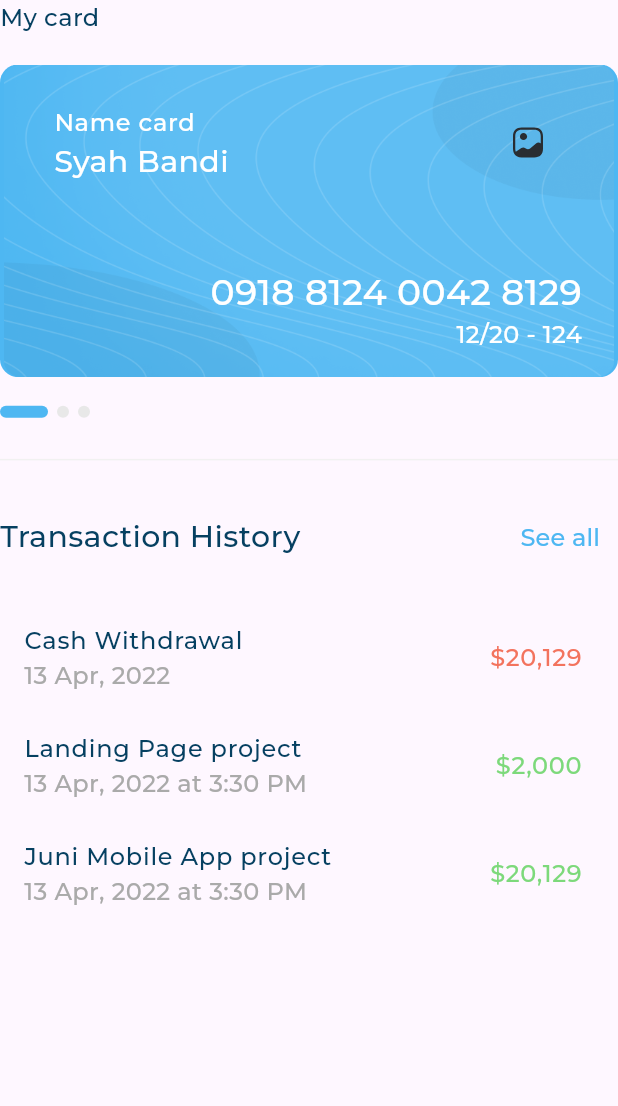
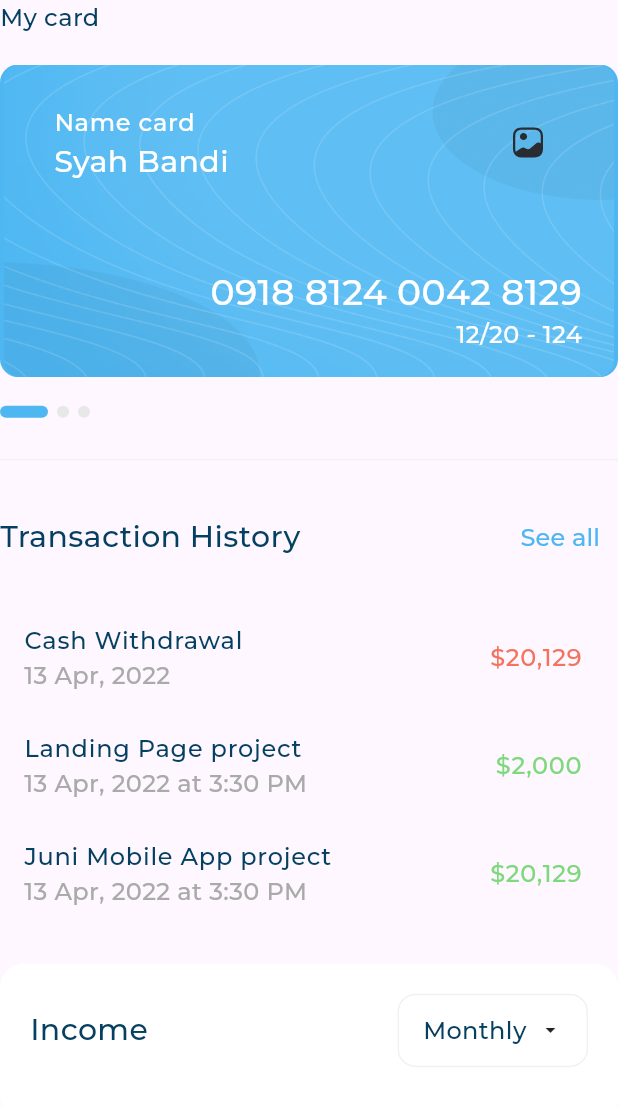
Before and after one commit to abdulmalek9/responsive_app, a Flutter app: the MobileLayOutBody widget shown alone on an empty page, opened directly, on a phone screen of 412 x 824 dp. Shown: the top 1106 px of the screen. Run offline on Flutter 3.47's test engine with Material 3 defaults, Android fonts, the phone set to English and light mode, and no system bars; drawn by our look-alikes of expandable_page_view; our stand-ins replace fl_chart, flutter_animate, flutter_svg; project files that could hold a hidden picture were left out.

Commit message:
"Added FlowChartSection to MobileLayOutBody, and dependencies for equatable and fl_chart in pubspec.yaml and pubspec.lock"

```diff
--- /dev/null
+++ b/lib/widget/button_flow_chart_header.dart
@@ -0,0 +1,32 @@
+import 'package:flutter/material.dart';
+import 'package:responsive_app/utils/app_styles.dart';
+
+class ButtonFlowChartHeader extends StatelessWidget {
+  const ButtonFlowChartHeader({
+    super.key,
+  });
+
+  @override
+  Widget build(BuildContext context) {
+    return Container(
+      padding: const EdgeInsets.symmetric(horizontal: 16, vertical: 12),
+      decoration: BoxDecoration(
+        borderRadius: BorderRadius.circular(12),
+        color: Colors.white,
+        border: Border.all(
+          color: const Color(0xFFF1F1F1),
+        ),
+      ),
+      child: Row(
+        children: [
+          Text(
+            "Monthly",
+            style: AppStyles.styleMedium16(context),
+          ),
+          const SizedBox(width: 8),
+          const Icon(Icons.arrow_drop_down, size: 16),
+        ],
+      ),
+    );
+  }
+}
--- /dev/null
+++ b/lib/widget/flow_chart_header.dart
@@ -0,0 +1,23 @@
+import 'package:flutter/material.dart';
+import 'package:responsive_app/utils/app_styles.dart';
+import 'package:responsive_app/widget/button_flow_chart_header.dart';
+
+class FlowChartHeader extends StatelessWidget {
+  const FlowChartHeader({super.key});
+
+  @override
+  Widget build(BuildContext context) {
+    return Row(
+      children: [
+        Text(
+          "Income",
+          style: AppStyles.styleSemiBold20(context),
+        ),
+        const Expanded(
+          child: SizedBox(),
+        ),
+        const ButtonFlowChartHeader(),
+      ],
+    );
+  }
+}
--- /dev/null
+++ b/lib/widget/flow_chart_sction.dart
@@ -0,0 +1,37 @@
+import 'package:fl_chart/fl_chart.dart';
+import 'package:flutter/material.dart';
+import 'package:responsive_app/widget/custom_container.dart';
+import 'package:responsive_app/widget/flow_chart_header.dart';
+
+class FlowChartSction extends StatelessWidget {
+  const FlowChartSction({super.key});
+
+  @override
+  Widget build(BuildContext context) {
+    return const CustomContainer(
+      child: Column(
+        children: [
+          FlowChartHeader(),
+          SizedBox(
+            height: 16,
+          ),
+        ],
+      ),
+    );
+  }
+}
+
+class FlowChartBody extends StatelessWidget {
+  const FlowChartBody({super.key});
+
+  @override
+  Widget build(BuildContext context) {
+    return Row(
+      children: [
+        PieChart(
+          PieChartData(),
+        )
+      ],
+    );
+  }
+}
--- a/lib/widget/mobile_layout_body.dart
+++ b/lib/widget/mobile_layout_body.dart
@@ -1,4 +1,5 @@
 import 'package:flutter/material.dart';
+import 'package:responsive_app/widget/flow_chart_sction.dart';
 import 'package:responsive_app/widget/my_card_section.dart';
 import 'package:responsive_app/widget/transaction_history_section.dart';
 
@@ -18,7 +19,11 @@ class MobileLayOutBody extends StatelessWidget {
             color: Color(0xffF1F1F1),
           ),
         ),
-        TransactionHistorySection()
+        TransactionHistorySection(),
+        SizedBox(
+          height: 24,
+        ),
+        FlowChartSction()
       ],
     );
   }
--- a/pubspec.yaml
+++ b/pubspec.yaml
@@ -30,6 +30,7 @@ environment:
 dependencies:
   cupertino_icons: ^1.0.8
   expandable_page_view: ^1.0.17
+  fl_chart: ^0.69.0
   flutter:
     sdk: flutter
   flutter_animate: ^4.5.0
```
Also changed, not shown: pubspec.lock.
